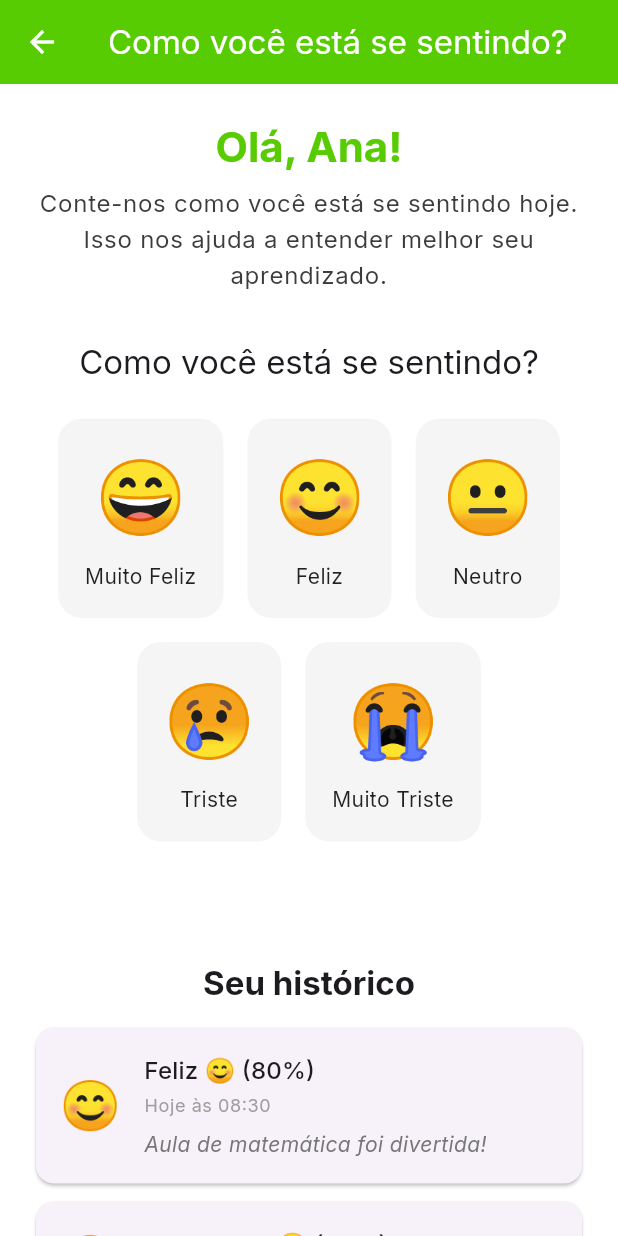
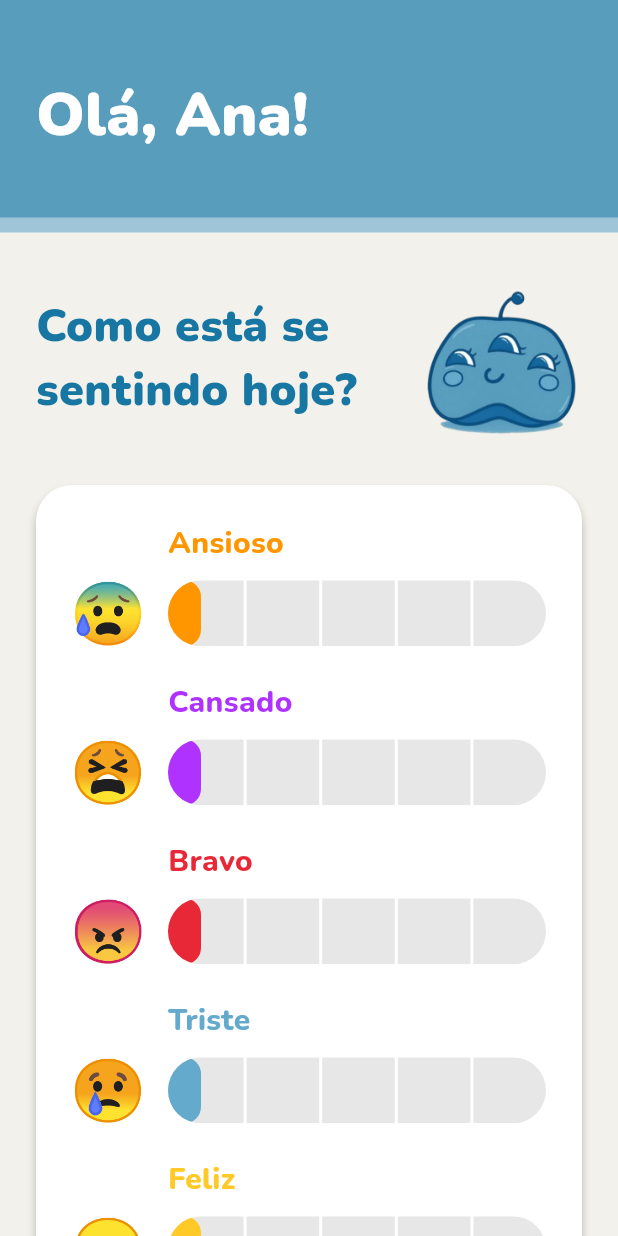
Before and after one commit to petrusjuca/educare-app, a Flutter app: the HumorPage screen opened directly, on a phone screen of 412 x 824 dp. Run offline on Flutter 3.47's test engine with Material 3 defaults, Android fonts, the phone set to English and light mode, and no system bars; our stand-ins replace audioplayers, flutter_blue_plus, google_fonts.

Commit message:
Tela de humor igual ao Figma: 5 emoções com barra de 5 níveis
- Ansioso, Cansado, Bravo, Triste, Feliz com barra de 5 níveis (tela 19)
- cada toque vira um registro (só na memória; ainda não há banco)
- sai o histórico inventado e o texto que sugeria análise do humor
- mascote provisório recortado do PNG do Figma

Co-Authored-By: Claude Opus 5.5 <noreply@anthropic.com>

```diff
--- /dev/null
+++ b/lib/core/theme/educare_cores.dart
@@ -0,0 +1,16 @@
+import 'package:flutter/material.dart';
+
+/// Cores oficiais do Educare.
+/// Fonte da verdade: EDUCARE/pedagogia/design/DESIGN_TOKENS.md
+/// Se o Figma mudar, muda lá primeiro e depois aqui.
+class EducareCores {
+  EducareCores._();
+
+  static const Color fundo = Color(0xFFF2F1EC); // fundo de todas as telas
+  static const Color azulPrimario = Color(0xFF589DBC); // header, botões, bordas
+  static const Color azulEscuro = Color(0xFF0C4B72); // títulos, botão ENTRAR
+  static const Color azulClaro = Color(0xFF9EC6D8); // camada de trás do header
+  static const Color azulMedio = Color(0xFF64AACC); // ícones, cards ativos
+  static const Color textoPergunta = Color(0xFF1877A2); // "Como está se sentindo hoje?"
+  static const Color trilhoSlider = Color(0xFFE7E7E7); // trilho das barras
+}
--- a/lib/modules/humor/models/humor_model.dart
+++ b/lib/modules/humor/models/humor_model.dart
@@ -1,42 +1,34 @@
-/// Modelo que representa o humor do estudante
-enum Humor {
-  muitoFeliz('Muito Feliz', '😄', 5),
-  feliz('Feliz', '😊', 4),
-  neutro('Neutro', '😐', 3),
-  triste('Triste', '😢', 2),
-  muitoTriste('Muito Triste', '😭', 1);
+import 'package:flutter/material.dart';
 
-  const Humor(this.descricao, this.emoji, this.intensidade);
+/// Quantos níveis cada barra de emoção tem (Figma, tela 19).
+const int niveisPorEmocao = 5;
 
-  final String descricao;
+/// As 5 emoções da tela "Como está se sentindo hoje?" (Figma, tela 19).
+/// Cores medidas no PNG exportado do Figma.
+enum Emocao {
+  ansioso('Ansioso', '😰', Color(0xFFFF9600)),
+  cansado('Cansado', '😫', Color(0xFFAF32FF)),
+  bravo('Bravo', '😠', Color(0xFFE82837)),
+  triste('Triste', '😢', Color(0xFF64AACC)),
+  feliz('Feliz', '🙂', Color(0xFFFFCA28));
+
+  const Emocao(this.nome, this.emoji, this.cor);
+
+  final String nome;
   final String emoji;
-  final int intensidade;
+  final Color cor;
 }
 
-/// Modelo que representa uma entrada de humor
-class EntradaHumor {
-  final String id;
+/// Um registro do que a criança marcou, com data e hora.
+/// É só registro: o app NÃO analisa nem interpreta o humor.
+class RegistroHumor {
   final String estudanteId;
-  final Humor humor;
-  final double? intensidade; // opcional, de 0.0 a 1.0
+  final Map<Emocao, int> niveis; // 0 = não marcou; 1 a 5 = nível tocado
   final DateTime dataHora;
-  final String? observacao; // opcional
 
-  const EntradaHumor({
-    required this.id,
+  const RegistroHumor({
     required this.estudanteId,
-    required this.humor,
-    this.intensidade,
+    required this.niveis,
     required this.dataHora,
-    this.observacao,
   });
-
-  // Retorna uma descrição completa do humor
-  String get descricaoCompleta {
-    final base = '${humor.descricao} ${humor.emoji}';
-    if (intensidade != null) {
-      return '$base (${(intensidade! * 100).round()}%)';
-    }
-    return base;
-  }
 }
--- a/lib/modules/humor/presenter/pages/humor_page.dart
+++ b/lib/modules/humor/presenter/pages/humor_page.dart
@@ -1,133 +1,142 @@
 import 'package:flutter/material.dart';
+import 'package:google_fonts/google_fonts.dart';
 import 'package:provider/provider.dart';
+import '../../../../core/theme/educare_cores.dart';
+import '../../models/humor_model.dart';
 import '../../providers/humor_provider.dart';
-import '../../models/humor_model.dart';
-import '../widgets/humor_selector.dart';
-import '../widgets/intensidade_slider.dart';
-import '../widgets/humor_historico.dart';
+import '../widgets/barra_emocao.dart';
 
-/// Página para entrada de humor do estudante
+/// Tela "Como está se sentindo hoje?" (Figma, tela 19_humor.png).
+/// A criança marca de 0 a 5 em cada emoção; cada toque é registrado.
 class HumorPage extends StatelessWidget {
   const HumorPage({super.key});
 
   @override
   Widget build(BuildContext context) {
+    final humor = context.watch<HumorProvider>();
+
     return Scaffold(
-      appBar: AppBar(
-        title: const Text('Como você está se sentindo?'),
-        backgroundColor: Theme.of(context).primaryColor,
-        foregroundColor: Colors.white,
-        elevation: 0,
-      ),
-      body: Consumer<HumorProvider>(
-        builder: (context, provider, child) {
-          return SingleChildScrollView(
-            padding: const EdgeInsets.all(24),
-            child: Column(
-              crossAxisAlignment: CrossAxisAlignment.center,
-              children: [
-                // Título e instruções
-                Text(
-                  'Olá, Ana!',
-                  style: Theme.of(context).textTheme.headlineLarge?.copyWith(
-                        color: Theme.of(context).primaryColor,
-                        fontWeight: FontWeight.bold,
-                      ),
-                  textAlign: TextAlign.center,
+      backgroundColor: EducareCores.fundo,
+      body: SingleChildScrollView(
+        child: Column(
+          children: [
+            _Cabecalho(titulo: 'Olá, ${humor.nomeAluno}!'),
+            // No tablet, o conteúdo não estica além de 640 px
+            Center(
+              child: ConstrainedBox(
+                constraints: const BoxConstraints(maxWidth: 640),
+                child: Padding(
+                  padding: const EdgeInsets.fromLTRB(24, 32, 24, 32),
+                  child: Column(
+                    children: [
+                      _Pergunta(),
+                      const SizedBox(height: 32),
+                      _CartaoEmocoes(humor: humor),
+                    ],
+                  ),
                 ),
-                const SizedBox(height: 8),
-                Text(
-                  'Conte-nos como você está se sentindo hoje.\nIsso nos ajuda a entender melhor seu aprendizado.',
-                  style: Theme.of(context).textTheme.bodyLarge,
-                  textAlign: TextAlign.center,
-                ),
-                const SizedBox(height: 32),
-
-                // Seletor de humor
-                HumorSelector(
-                  humorSelecionado: provider.humorSelecionado,
-                  onHumorSelecionado: provider.selecionarHumor,
-                ),
-                const SizedBox(height: 32),
-
-                // Slider de intensidade (só aparece se humor selecionado)
-                if (provider.humorSelecionado != null) ...[
-                  IntensidadeSlider(
-                    intensidade: provider.intensidade,
-                    onIntensidadeChanged: provider.ajustarIntensidade,
-                  ),
-                  const SizedBox(height: 32),
-                ],
-
-                // Botão de salvar
-                if (provider.humorSelecionado != null)
-                  SizedBox(
-                    width: double.infinity,
-                    child: ElevatedButton(
-                      onPressed: provider.estaSalvando
-                          ? null
-                          : () => _salvarHumor(context, provider),
-                      style: ElevatedButton.styleFrom(
-                        padding: const EdgeInsets.symmetric(vertical: 16),
-                        shape: RoundedRectangleBorder(
-                          borderRadius: BorderRadius.circular(16),
-                        ),
-                      ),
-                      child: provider.estaSalvando
-                          ? const SizedBox(
-                              height: 20,
-                              width: 20,
-                              child: CircularProgressIndicator(
-                                strokeWidth: 2,
-                                valueColor: AlwaysStoppedAnimation<Color>(Colors.white),
-                              ),
-                            )
-                          : const Text(
-                              'Salvar Humor',
-                              style: TextStyle(fontSize: 18),
-                            ),
-                    ),
-                  ),
-
-                const SizedBox(height: 48),
-
-                // Histórico de humores
-                if (provider.historicoHumores.isNotEmpty) ...[
-                  Text(
-                    'Seu histórico',
-                    style: Theme.of(context).textTheme.titleLarge?.copyWith(
-                          fontWeight: FontWeight.bold,
-                        ),
-                  ),
-                  const SizedBox(height: 16),
-                  HumorHistorico(historico: provider.historicoHumores),
-                ],
-              ],
+              ),
             ),
-          );
-        },
+          ],
+        ),
       ),
     );
   }
+}
 
-  void _salvarHumor(BuildContext context, HumorProvider provider) async {
-    final sucesso = await provider.salvarHumor();
+/// Header azul em duas camadas (padrão "card de dupla camada" do DESIGN_TOKENS)
+class _Cabecalho extends StatelessWidget {
+  final String titulo;
+  const _Cabecalho({required this.titulo});
 
-    if (sucesso) {
-      ScaffoldMessenger.of(context).showSnackBar(
-        const SnackBar(
-          content: Text('Humor salvo com sucesso! Obrigado por compartilhar.'),
-          backgroundColor: Colors.green,
-          duration: Duration(seconds: 3),
+  @override
+  Widget build(BuildContext context) {
+    return Container(
+      width: double.infinity,
+      color: EducareCores.azulClaro,
+      padding: const EdgeInsets.only(bottom: 10),
+      child: Container(
+        color: EducareCores.azulPrimario,
+        padding: EdgeInsets.fromLTRB(
+            24, MediaQuery.of(context).padding.top + 48, 24, 40),
+        // Mesma largura máxima do conteúdo, para o título alinhar no tablet
+        child: Center(
+          child: ConstrainedBox(
+            constraints: const BoxConstraints(maxWidth: 592),
+            child: SizedBox(
+              width: double.infinity,
+              child: Text(
+                titulo,
+                style: GoogleFonts.nunito(
+                  fontSize: 40,
+                  fontWeight: FontWeight.w900,
+                  color: Colors.white,
+                ),
+              ),
+            ),
+          ),
         ),
-      );
-    } else {
-      ScaffoldMessenger.of(context).showSnackBar(
-        const SnackBar(
-          content: Text('Erro ao salvar humor. Tente novamente.'),
-          backgroundColor: Colors.red,
-        ),
-      );
-    }
+      ),
+    );
   }
 }
+
+/// "Como está se sentindo hoje?" + mascote
+class _Pergunta extends StatelessWidget {
+  @override
+  Widget build(BuildContext context) {
+    return Row(
+      children: [
+        Expanded(
+          child: Text(
+            'Como está se sentindo hoje?',
+            style: GoogleFonts.nunito(
+              fontSize: 30,
+              fontWeight: FontWeight.w900,
+              color: EducareCores.textoPergunta,
+            ),
+          ),
+        ),
+        const SizedBox(width: 16),
+        // PROVISÓRIO: recortado do PNG do Figma até o Luis exportar o mascote
+        Image.asset(
+          'assets/images/mascote_neutro_provisorio.png',
+          width: 110,
+          semanticLabel: 'Mascote do Educare',
+        ),
+      ],
+    );
+  }
+}
+
+/// Cartão branco com as 5 emoções
+class _CartaoEmocoes extends StatelessWidget {
+  final HumorProvider humor;
+  const _CartaoEmocoes({required this.humor});
+
+  @override
+  Widget build(BuildContext context) {
+    return Container(
+      padding: const EdgeInsets.fromLTRB(20, 24, 24, 24),
+      decoration: BoxDecoration(
+        color: Colors.white,
+        borderRadius: BorderRadius.circular(24),
+        boxShadow: const [
+          BoxShadow(color: Color(0x40000000), blurRadius: 4, offset: Offset(0, 4)),
+        ],
+      ),
+      child: Column(
+        children: [
+          for (final emocao in Emocao.values) ...[
+            BarraEmocao(
+              emocao: emocao,
+              nivel: humor.nivel(emocao),
+              aoTocarNivel: (nivel) => humor.marcarNivel(emocao, nivel),
+            ),
+            if (emocao != Emocao.values.last) const SizedBox(height: 16),
+          ],
+        ],
+      ),
+    );
+  }
+}
--- /dev/null
+++ b/lib/modules/humor/presenter/widgets/barra_emocao.dart
@@ -0,0 +1,99 @@
+import 'package:flutter/material.dart';
+import 'package:google_fonts/google_fonts.dart';
+import '../../../../core/theme/educare_cores.dart';
+import '../../models/humor_model.dart';
+
+/// Uma linha da tela de humor: nome da emoção, emoji e barra de 5 níveis.
+class BarraEmocao extends StatelessWidget {
+  final Emocao emocao;
+  final int nivel; // 0 a 5
+  final ValueChanged<int> aoTocarNivel;
+
+  const BarraEmocao({
+    super.key,
+    required this.emocao,
+    required this.nivel,
+    required this.aoTocarNivel,
+  });
+
+  static const double _larguraEmoji = 56;
+  static const double _alturaBarra = 44;
+
+  @override
+  Widget build(BuildContext context) {
+    return Column(
+      crossAxisAlignment: CrossAxisAlignment.start,
+      children: [
+        // Nome da emoção, alinhado com o começo da barra
+        Padding(
+          padding: const EdgeInsets.only(left: _larguraEmoji + 12),
+          child: Text(
+            emocao.nome,
+            style: GoogleFonts.nunito(
+              fontSize: 20,
+              fontWeight: FontWeight.w800,
+              color: emocao.cor,
+            ),
+          ),
+        ),
+        const SizedBox(height: 4),
+        Row(
+          children: [
+            SizedBox(
+              width: _larguraEmoji,
+              child: Text(
+                emocao.emoji,
+                textAlign: TextAlign.center,
+                style: const TextStyle(fontSize: 40),
+              ),
+            ),
+            const SizedBox(width: 12),
+            Expanded(child: _barra()),
+          ],
+        ),
+      ],
+    );
+  }
+
+  // Barra cinza dividida em 5 pedaços; os pedaços até o nível ficam coloridos
+  Widget _barra() {
+    return ClipRRect(
+      borderRadius: BorderRadius.circular(_alturaBarra / 2),
+      child: SizedBox(
+        height: _alturaBarra,
+        child: Row(
+          children: [
+            for (int i = 1; i <= niveisPorEmocao; i++)
+              Expanded(
+                child: Semantics(
+                  button: true,
+                  label: '${emocao.nome}, nível $i de $niveisPorEmocao',
+                  child: GestureDetector(
+                    onTap: () => aoTocarNivel(i),
+                    child: Container(
+                      // linha branca entre os pedaços, como no Figma
+                      margin: EdgeInsets.only(left: i == 1 ? 0 : 2),
+                      color: i <= nivel ? emocao.cor : EducareCores.trilhoSlider,
+                      alignment: Alignment.centerLeft,
+                      // nível 0: só a "pontinha" colorida no começo da barra
+                      child: (i == 1 && nivel == 0) ? _pontinha() : null,
+                    ),
+                  ),
+                ),
+              ),
+          ],
+        ),
+      ),
+    );
+  }
+
+  Widget _pontinha() {
+    return Container(
+      width: 22,
+      decoration: BoxDecoration(
+        color: emocao.cor,
+        borderRadius: BorderRadius.circular(_alturaBarra / 2),
+      ),
+    );
+  }
+}
--- a/lib/modules/humor/presenter/widgets/humor_historico.dart
+++ /dev/null
@@ -1,84 +0,0 @@
-import 'package:flutter/material.dart';
-import '../../models/humor_model.dart';
-
-/// Widget que mostra o histórico de humores
-class HumorHistorico extends StatelessWidget {
-  final List<EntradaHumor> historico;
-
-  const HumorHistorico({
-    super.key,
-    required this.historico,
-  });
-
-  @override
-  Widget build(BuildContext context) {
-    return ListView.builder(
-      shrinkWrap: true,
-      physics: const NeverScrollableScrollPhysics(),
-      itemCount: historico.length,
-      itemBuilder: (context, index) {
-        final entrada = historico[index];
-        return Card(
-          margin: const EdgeInsets.only(bottom: 12),
-          shape: RoundedRectangleBorder(
-            borderRadius: BorderRadius.circular(12),
-          ),
-          child: Padding(
-            padding: const EdgeInsets.all(16),
-            child: Row(
-              children: [
-                Text(
-                  entrada.humor.emoji,
-                  style: const TextStyle(fontSize: 32),
-                ),
-                const SizedBox(width: 16),
-                Expanded(
-                  child: Column(
-                    crossAxisAlignment: CrossAxisAlignment.start,
-                    children: [
-                      Text(
-                        entrada.descricaoCompleta,
-                        style: Theme.of(context).textTheme.titleMedium,
-                      ),
-                      const SizedBox(height: 4),
-                      Text(
-                        _formatarDataHora(entrada.dataHora),
-                        style: Theme.of(context).textTheme.bodySmall?.copyWith(
-                              color: Colors.grey,
-                            ),
-                      ),
-                      if (entrada.observacao != null && entrada.observacao!.isNotEmpty) ...[
-                        const SizedBox(height: 8),
-                        Text(
-                          entrada.observacao!,
-                          style: Theme.of(context).textTheme.bodyMedium?.copyWith(
-                                fontStyle: FontStyle.italic,
-                              ),
-                        ),
-                      ],
-                    ],
-                  ),
-                ),
-              ],
-            ),
-          ),
-        );
-      },
-    );
-  }
-
-  String _formatarDataHora(DateTime dataHora) {
-    final agora = DateTime.now();
-    final diferenca = agora.difference(dataHora);
-
-    if (diferenca.inDays == 0) {
-      return 'Hoje às ${dataHora.hour.toString().padLeft(2, '0')}:${dataHora.minute.toString().padLeft(2, '0')}';
-    } else if (diferenca.inDays == 1) {
-      return 'Ontem às ${dataHora.hour.toString().padLeft(2, '0')}:${dataHora.minute.toString().padLeft(2, '0')}';
-    } else if (diferenca.inDays < 7) {
-      return '${diferenca.inDays} dias atrás';
-    } else {
-      return '${dataHora.day.toString().padLeft(2, '0')}/${dataHora.month.toString().padLeft(2, '0')}/${dataHora.year}';
-    }
-  }
-}
--- a/lib/modules/humor/presenter/widgets/humor_selector.dart
+++ /dev/null
@@ -1,95 +0,0 @@
-import 'package:flutter/material.dart';
-import '../../models/humor_model.dart';
-
-/// Widget para seleção de humor com emojis
-class HumorSelector extends StatelessWidget {
-  final Humor? humorSelecionado;
-  final Function(Humor) onHumorSelecionado;
-
-  const HumorSelector({
-    super.key,
-    required this.humorSelecionado,
-    required this.onHumorSelecionado,
-  });
-
-  @override
-  Widget build(BuildContext context) {
-    return Column(
-      children: [
-        Text(
-          'Como você está se sentindo?',
-          style: Theme.of(context).textTheme.titleLarge,
-        ),
-        const SizedBox(height: 24),
-        Wrap(
-          spacing: 16,
-          runSpacing: 16,
-          alignment: WrapAlignment.center,
-          children: Humor.values.map((humor) {
-            final estaSelecionado = humorSelecionado == humor;
-            return _HumorButton(
-              humor: humor,
-              estaSelecionado: estaSelecionado,
-              onTap: () => onHumorSelecionado(humor),
-            );
-          }).toList(),
-        ),
-      ],
-    );
-  }
-}
-
-/// Botão individual para um humor
-class _HumorButton extends StatelessWidget {
-  final Humor humor;
-  final bool estaSelecionado;
-  final VoidCallback onTap;
-
-  const _HumorButton({
-    required this.humor,
-    required this.estaSelecionado,
-    required this.onTap,
-  });
-
-  @override
-  Widget build(BuildContext context) {
-    return GestureDetector(
-      onTap: onTap,
-      child: AnimatedContainer(
-        duration: const Duration(milliseconds: 200),
-        padding: const EdgeInsets.all(16),
-        decoration: BoxDecoration(
-          color: estaSelecionado
-              ? Theme.of(context).primaryColor.withOpacity(0.1)
-              : Colors.grey.shade100,
-          borderRadius: BorderRadius.circular(16),
-          border: Border.all(
-            color: estaSelecionado
-                ? Theme.of(context).primaryColor
-                : Colors.transparent,
-            width: 2,
-          ),
-        ),
-        child: Column(
-          children: [
-            Text(
-              humor.emoji,
-              style: const TextStyle(fontSize: 48),
-            ),
-            const SizedBox(height: 8),
-            Text(
-              humor.descricao,
-              style: Theme.of(context).textTheme.bodyMedium?.copyWith(
-                    fontWeight: estaSelecionado ? FontWeight.bold : FontWeight.normal,
-                    color: estaSelecionado
-                        ? Theme.of(context).primaryColor
-                        : Colors.black87,
-                  ),
-              textAlign: TextAlign.center,
-            ),
-          ],
-        ),
-      ),
-    );
-  }
-}
--- a/lib/modules/humor/presenter/widgets/intensidade_slider.dart
+++ /dev/null
@@ -1,51 +0,0 @@
-import 'package:flutter/material.dart';
-
-/// Widget para ajustar a intensidade do humor
-class IntensidadeSlider extends StatelessWidget {
-  final double intensidade;
-  final Function(double) onIntensidadeChanged;
-
-  const IntensidadeSlider({
-    super.key,
-    required this.intensidade,
-    required this.onIntensidadeChanged,
-  });
-
-  @override
-  Widget build(BuildContext context) {
-    return Column(
-      children: [
-        Text(
-          'Quão intenso é esse sentimento?',
-          style: Theme.of(context).textTheme.titleMedium,
-        ),
-        const SizedBox(height: 16),
-        Row(
-          children: [
-            const Text('Pouco'),
-            Expanded(
-              child: Slider(
-                value: intensidade,
-                onChanged: onIntensidadeChanged,
-                min: 0.0,
-                max: 1.0,
-                divisions: 10,
-                activeColor: Theme.of(context).primaryColor,
-                inactiveColor: Colors.grey.shade300,
-              ),
-            ),
-            const Text('Muito'),
-          ],
-        ),
-        const SizedBox(height: 8),
-        Text(
-          '${(intensidade * 100).round()}%',
-          style: Theme.of(context).textTheme.bodyLarge?.copyWith(
-                fontWeight: FontWeight.bold,
-                color: Theme.of(context).primaryColor,
-              ),
-        ),
-      ],
-    );
-  }
-}
--- a/lib/modules/humor/providers/humor_provider.dart
+++ b/lib/modules/humor/providers/humor_provider.dart
@@ -1,102 +1,33 @@
 import 'package:flutter/material.dart';
 import '../models/humor_model.dart';
 
-/// Provider responsável pela lógica de entrada de humor
+/// Guarda o que a criança marcou na tela de humor.
+/// Por enquanto fica só na memória: fechou o app, perdeu (ainda não há banco de dados).
 class HumorProvider extends ChangeNotifier {
-  // ID do estudante atual (simulado)
-  final String estudanteId = 'est1'; // Ana Silva
+  // Aluno de teste (simulado) até existir login
+  final String estudanteId = 'est1';
+  final String nomeAluno = 'Ana';
 
-  // Estado atual da seleção de humor
-  Humor? _humorSelecionado;
-  double _intensidade = 0.5; // 50% por padrão
-  bool _estaSalvando = false;
+  // Nível atual de cada emoção (todas começam em 0)
+  final Map<Emocao, int> _niveis = {
+    for (final emocao in Emocao.values) emocao: 0,
+  };
 
-  // Histórico de humores (mockado)
-  final List<EntradaHumor> _historicoHumores = [
-    EntradaHumor(
-      id: 'humor1',
-      estudanteId: 'est1',
-      humor: Humor.feliz,
-      intensidade: 0.8,
-      dataHora: DateTime.now().subtract(const Duration(hours: 2)),
-      observacao: 'Aula de matemática foi divertida!',
-    ),
-    EntradaHumor(
-      id: 'humor2',
-      estudanteId: 'est1',
-      humor: Humor.muitoFeliz,
-      intensidade: 0.9,
-      dataHora: DateTime.now().subtract(const Duration(days: 1)),
-    ),
-  ];
+  // Cada toque vira um registro novo (nunca apaga os anteriores)
+  final List<RegistroHumor> _registros = [];
 
-  // Getters
-  Humor? get humorSelecionado => _humorSelecionado;
-  double get intensidade => _intensidade;
-  bool get estaSalvando => _estaSalvando;
-  List<EntradaHumor> get historicoHumores => _historicoHumores;
+  int nivel(Emocao emocao) => _niveis[emocao]!;
+  List<RegistroHumor> get registros => List.unmodifiable(_registros);
 
-  // Retorna o último humor registrado
-  EntradaHumor? get ultimoHumor {
-    if (_historicoHumores.isEmpty) return null;
-    return _historicoHumores.first; // Assumindo que está ordenado por data decrescente
-  }
-
-  // Seleciona um humor
-  void selecionarHumor(Humor humor) {
-    _humorSelecionado = humor;
-    notifyListeners();
-  }
-
-  // Ajusta a intensidade
-  void ajustarIntensidade(double valor) {
-    _intensidade = valor.clamp(0.0, 1.0);
-    notifyListeners();
-  }
-
-  // Salva a entrada de humor
-  Future<bool> salvarHumor({String? observacao}) async {
-    if (_humorSelecionado == null) return false;
-
-    _estaSalvando = true;
-    notifyListeners();
-
-    try {
-      // Simula delay de salvamento
-      await Future.delayed(const Duration(seconds: 1));
-
-      // Cria nova entrada
-      final novaEntrada = EntradaHumor(
-        id: 'humor_${DateTime.now().millisecondsSinceEpoch}',
-        estudanteId: estudanteId,
-        humor: _humorSelecionado!,
-        intensidade: _intensidade,
-        dataHora: DateTime.now(),
-        observacao: observacao,
-      );
-
-      // Adiciona ao histórico (no início para manter ordem decrescente)
-      _historicoHumores.insert(0, novaEntrada);
-
-      // Limpa seleção
-      _humorSelecionado = null;
-      _intensidade = 0.5;
-
-      _estaSalvando = false;
-      notifyListeners();
-
-      return true;
-    } catch (e) {
-      _estaSalvando = false;
-      notifyListeners();
-      return false;
-    }
-  }
-
-  // Limpa a seleção atual
-  void limparSelecao() {
-    _humorSelecionado = null;
-    _intensidade = 0.5;
+  /// A criança tocou no nível [nivel] da barra de [emocao].
+  /// Tocar de novo no mesmo nível desmarca (volta para 0).
+  void marcarNivel(Emocao emocao, int nivel) {
+    _niveis[emocao] = (_niveis[emocao] == nivel) ? 0 : nivel;
+    _registros.add(RegistroHumor(
+      estudanteId: estudanteId,
+      niveis: Map.of(_niveis),
+      dataHora: DateTime.now(),
+    ));
     notifyListeners();
   }
 }
```
Also changed, not shown: assets/images/mascote_neutro_provisorio.png (added).
